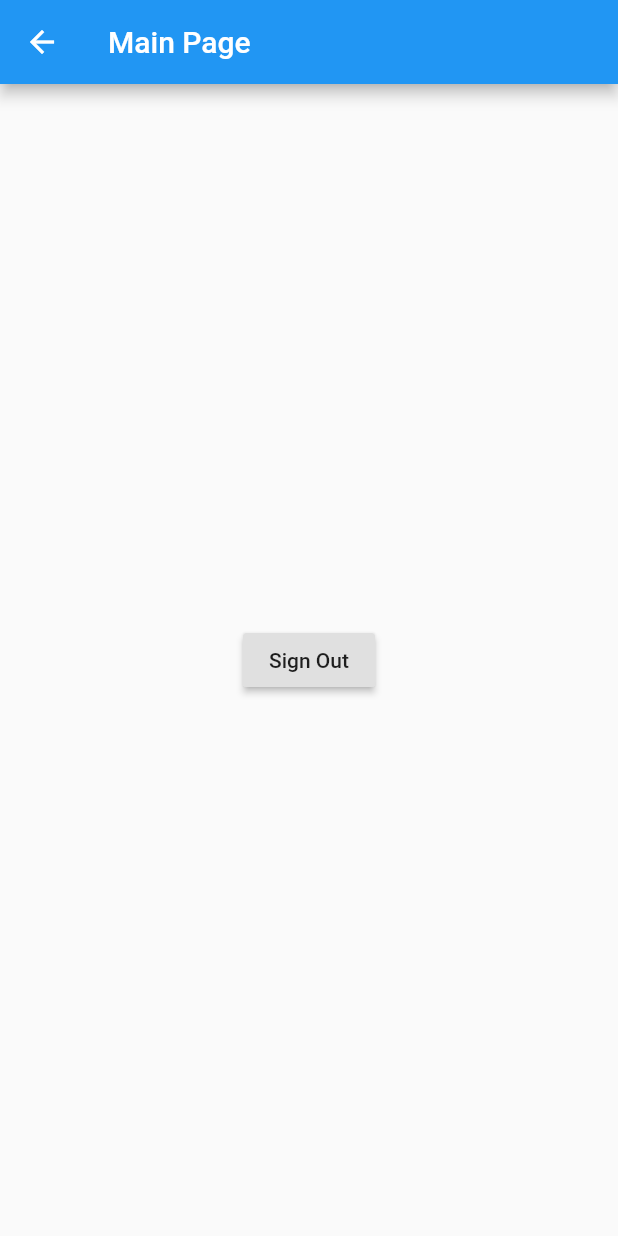
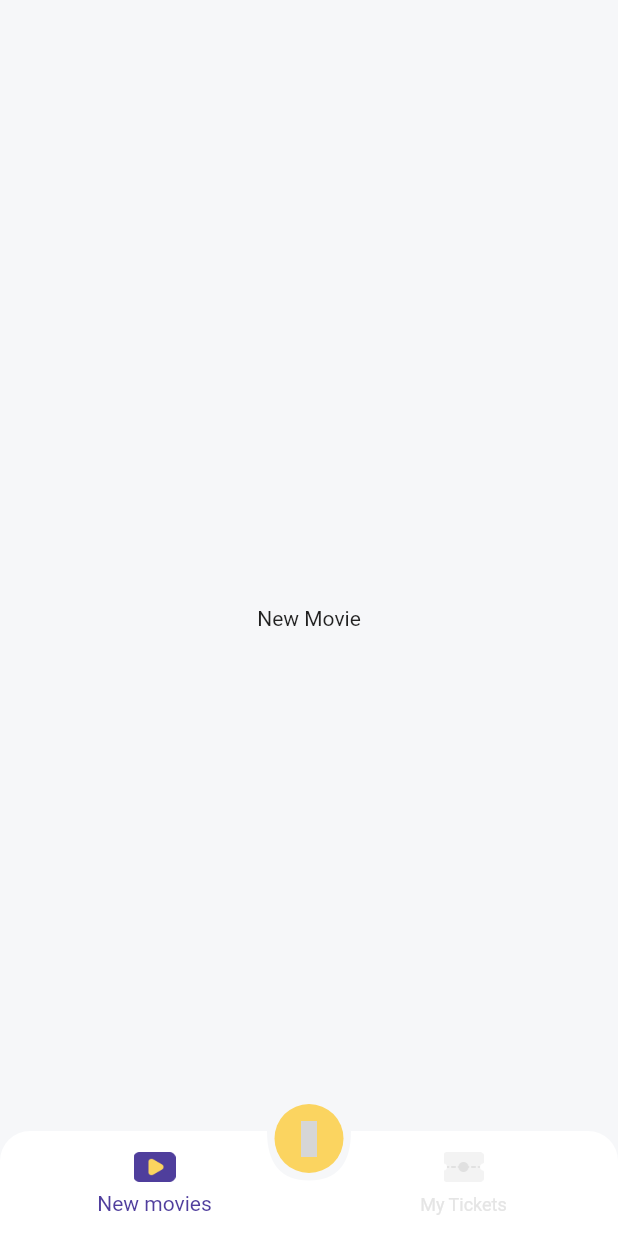
Before and after one commit to syaiful919/flutter-tiket-nonton, a Flutter app: the MainPage screen opened directly, on a phone screen of 412 x 824 dp. Run offline on Flutter 3.47's test engine with Material 2 defaults, Android fonts, the phone set to English and light mode, and no system bars; our stand-ins replace bloc, cloud_firestore, email_validator, equatable, firebase_auth, flushbar and 4 more; accounts and stored records are empty; grey boxes are pictures that could not be loaded.

Commit message:
custom bottom navigation bar

```diff
--- a/lib/ui/pages/main_page.dart
+++ b/lib/ui/pages/main_page.dart
@@ -6,30 +6,135 @@ class MainPage extends StatefulWidget {
 }
 
 class _MainPageState extends State<MainPage> {
+  int bottomNavBarIndex;
+  PageController pageController;
+
+  @override
+  void initState() {
+    super.initState();
+    bottomNavBarIndex = 0;
+    pageController = PageController(initialPage: bottomNavBarIndex);
+  }
+
   @override
   Widget build(BuildContext context) {
     return Scaffold(
-      appBar: AppBar(
-        title: Text("Main Page"),
-      ),
-      body: Center(
-        child: Column(
-          mainAxisAlignment: MainAxisAlignment.center,
+        body: Stack(
+      children: <Widget>[
+        Container(color: accentColor1),
+        SafeArea(
+          child: Container(
+            color: Color(0xFFF6F7F9),
+          ),
+        ),
+        PageView(
+          controller: pageController,
+          onPageChanged: (index) {
+            setState(() {
+              bottomNavBarIndex = index;
+            });
+          },
           children: <Widget>[
-            BlocBuilder<UserBloc, UserState>(
-              builder: (_, userState) => (userState is UserLoaded)
-                  ? Text(userState.user.name)
-                  : SizedBox(),
-            ),
-            RaisedButton(
-              child: Text("Sign Out"),
-              onPressed: () async {
-                await AuthServices.signOut();
-              },
-            ),
+            Center(child: Text("New Movie")),
+            Center(child: Text("My Tickets"))
           ],
         ),
-      ),
-    );
+        buildCustomBottomNavBar(),
+        Align(
+          alignment: Alignment.bottomCenter,
+          child: Container(
+            height: 46,
+            width: 46,
+            margin: EdgeInsets.only(bottom: 42),
+            child: FloatingActionButton(
+              elevation: 0,
+              backgroundColor: accentColor2,
+              child: SizedBox(
+                height: 26,
+                width: 26,
+                child: Icon(
+                  MdiIcons.walletPlus,
+                  color: Colors.black.withOpacity(0.54),
+                ),
+              ),
+              onPressed: () {},
+            ),
+          ),
+        )
+      ],
+    ));
+  }
+
+  Align buildCustomBottomNavBar() {
+    return Align(
+        alignment: Alignment.bottomCenter,
+        child: ClipPath(
+          clipper: BottomNavBarClipper(),
+          child: Container(
+            height: 70,
+            decoration: BoxDecoration(
+                color: Colors.white,
+                borderRadius: BorderRadius.only(
+                    topRight: Radius.circular(20),
+                    topLeft: Radius.circular(20))),
+            child: BottomNavigationBar(
+              elevation: 0,
+              backgroundColor: Colors.transparent,
+              selectedItemColor: mainColor,
+              unselectedItemColor: Color(0xFFE5E5E5),
+              currentIndex: bottomNavBarIndex,
+              onTap: (index) {
+                setState(() {
+                  bottomNavBarIndex = index;
+                  pageController.jumpToPage(index);
+                });
+              },
+              items: [
+                BottomNavigationBarItem(
+                    icon: Container(
+                      margin: EdgeInsets.only(bottom: 6),
+                      height: 20,
+                      child: Image.asset((bottomNavBarIndex == 0)
+                          ? "assets/ic_movie.png"
+                          : "assets/ic_movie_grey.png"),
+                    ),
+                    title: Text("New movies",
+                        style: GoogleFonts.raleway(
+                            fontSize: 13, fontWeight: FontWeight.w600))),
+                BottomNavigationBarItem(
+                    icon: Container(
+                      margin: EdgeInsets.only(bottom: 6),
+                      height: 20,
+                      child: Image.asset((bottomNavBarIndex == 1)
+                          ? "assets/ic_tickets.png"
+                          : "assets/ic_tickets_grey.png"),
+                    ),
+                    title: Text("My Tickets",
+                        style: GoogleFonts.raleway(
+                            fontSize: 13, fontWeight: FontWeight.w600)))
+              ],
+            ),
+          ),
+        ));
   }
 }
+
+class BottomNavBarClipper extends CustomClipper<Path> {
+  @override
+  Path getClip(Size size) {
+    Path path = Path();
+
+    path.lineTo((size.width / 2) - 28, 0);
+    path.quadraticBezierTo((size.width / 2) - 28, 33, size.width / 2, 33);
+    path.quadraticBezierTo((size.width / 2) + 28, 33, (size.width / 2) + 28, 0);
+    path.lineTo(size.width, 0);
+    path.lineTo(size.width, size.height);
+    path.lineTo(0, size.height);
+    path.close();
+
+    return path;
+  }
+
+  @override
+  bool shouldReclip(CustomClipper<Path> oldClipper) => false;
+}
--- a/lib/ui/pages/pages.dart
+++ b/lib/ui/pages/pages.dart
@@ -5,6 +5,8 @@ import 'package:firebase_auth/firebase_auth.dart';
 import 'package:flushbar/flushbar.dart';
 import 'package:flutter/material.dart';
 import 'package:flutter_spinkit/flutter_spinkit.dart';
+import 'package:google_fonts/google_fonts.dart';
+import 'package:material_design_icons_flutter/material_design_icons_flutter.dart';
 import 'package:provider/provider.dart';
 import 'package:tiket_nonton/services/services.dart';
 import 'package:flutter_bloc/flutter_bloc.dart';
--- a/pubspec.yaml
+++ b/pubspec.yaml
@@ -28,6 +28,7 @@ dependencies:
   email_validator: ^1.0.4
   flushbar: ^1.10.0
   flutter_spinkit: ^4.1.2+1
+  material_design_icons_flutter: ^4.0.5145
 
   # The following adds the Cupertino Icons font to your application.
   # Use with the CupertinoIcons class for iOS style icons.
```
Also changed, not shown: pubspec.lock.
